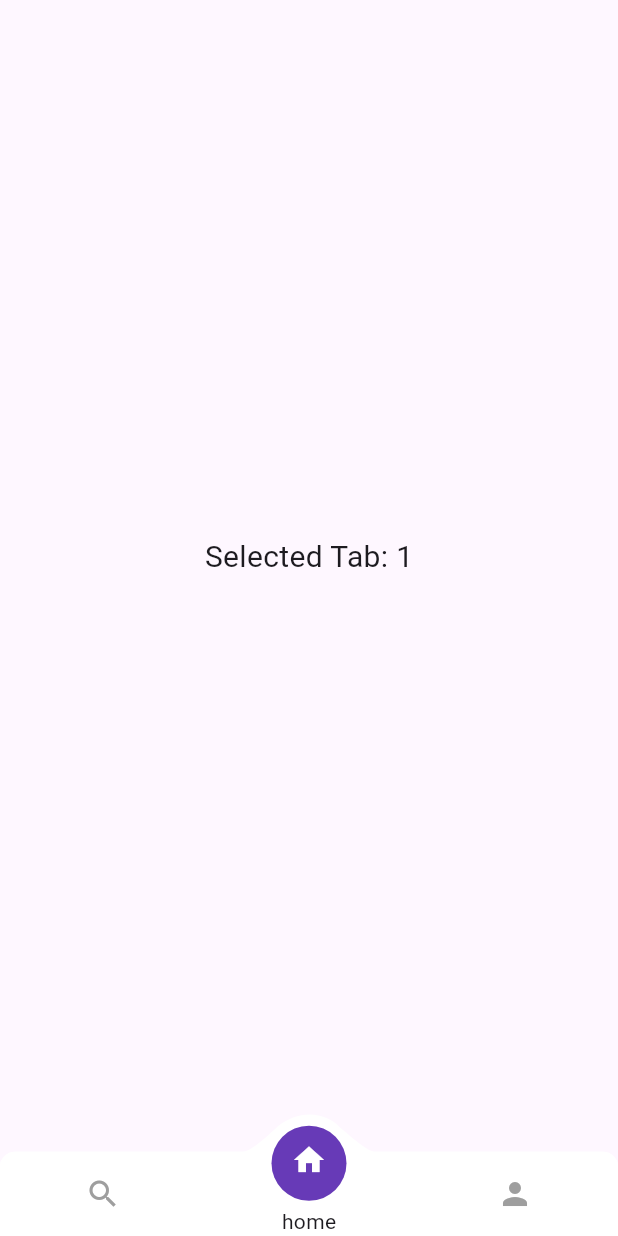
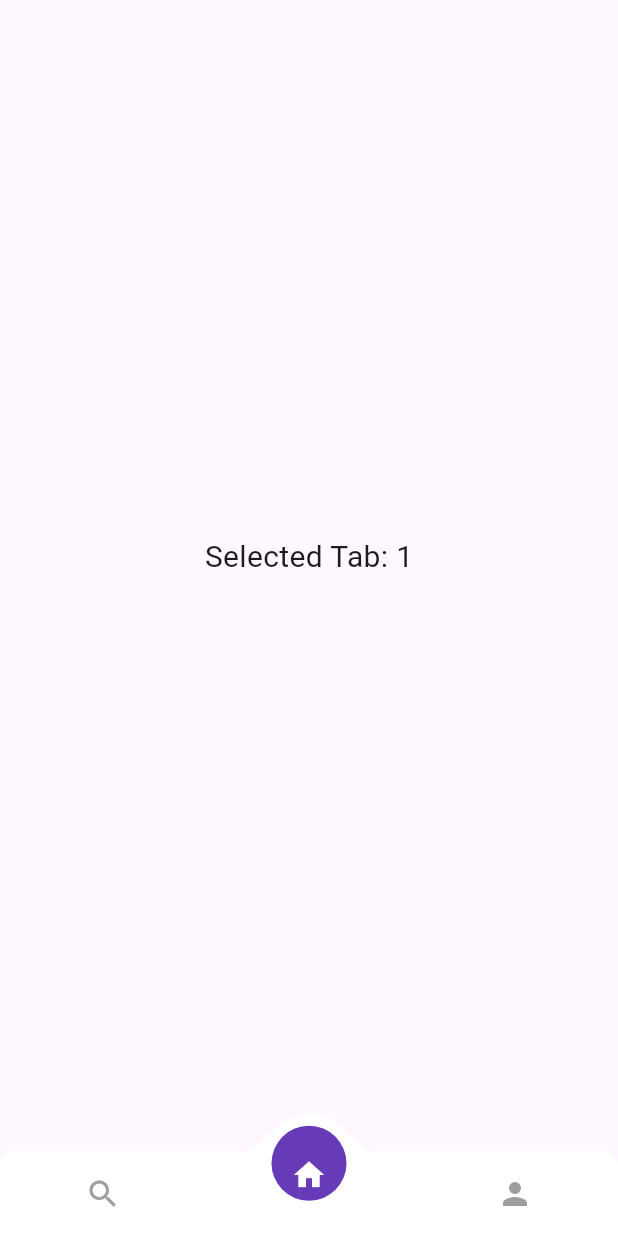
Before and after one commit to AymanProjects/Molten_NavigationBar_Flutter, a Flutter app: the screen it shows after launch, item 2 of the bottom bar chosen, on a phone screen of 412 x 824 dp. Run offline on Flutter 3.47's test engine with Material 3 defaults, Android fonts, the phone set to English and light mode, and no system bars.

Commit message:
add customization for title of the MoltenTap

```diff
--- a/lib/molten_navigationbar_flutter.dart
+++ b/lib/molten_navigationbar_flutter.dart
@@ -34,6 +34,18 @@ class MoltenBottomNavigationBar extends StatelessWidget {
 
   /// The currently selected tab
   final int selectedIndex;
+
+  /// Shows tab title of [MoltenTab]
+  final bool showTapTitles;
+
+  /// [TextStyle] for the tab title of [MoltenTab]
+  final TextStyle? tapTitleTextStyle;
+
+  /// [Color] for the tab title of [MoltenTab] when selected
+  final Color? tapTitleSelectedColor;
+
+  /// [Color] for the tab title of [MoltenTab] when not selected
+  final Color? tapTitleUnSelectedColor;
 
   /// A callback function that will be triggered whenever a [MoltenTab] is clicked, and will return it's index.
   final Function(int index) onTabChange;
@@ -78,6 +90,10 @@ class MoltenBottomNavigationBar extends StatelessWidget {
     this.borderColor,
     this.borderSize = 0,
     this.borderRaduis,
+    this.showTapTitles = false,
+    this.tapTitleTextStyle,
+    this.tapTitleSelectedColor,
+    this.tapTitleUnSelectedColor,
   }) : super(key: key);
 
   @override
@@ -101,6 +117,8 @@ class MoltenBottomNavigationBar extends StatelessWidget {
       assert(domeCircleSize <= (barHeight + domeHeight),
           'domeCircleSize must be less than or equal to (barHeight + domeHeight)');
       final selectedTab = tabs[selectedIndex];
+      final theme = Theme.of(context);
+
       return Container(
         height: barHeight + domeHeight,
         margin: margin,
@@ -175,8 +193,18 @@ class MoltenBottomNavigationBar extends StatelessWidget {
                         circleSize: domeCircleSize,
                       ),
                     ),
-                    // const SizedBox(height: 8),
-                    if (isSelected && title != null) title,
+                    if (showTapTitles && title != null) ...[
+                      Material(
+                        textStyle: tapTitleTextStyle ??
+                            theme.textTheme.labelMedium?.copyWith(
+                              color: isSelected
+                                  ? tapTitleSelectedColor ?? Colors.black
+                                  : tapTitleUnSelectedColor ?? Colors.grey,
+                            ),
+                        child: title,
+                      ),
+                      const SizedBox(height: 4),
+                    ],
                   ],
                 ),
               );
@@ -232,19 +260,21 @@ class _MoltenTabWrapper extends StatelessWidget {
   final bool isSelected;
   final Function onTab;
   final double circleSize;
+
   _MoltenTabWrapper({
     required this.tab,
     required this.isSelected,
     required this.onTab,
     required this.circleSize,
   });
+
   @override
   Widget build(BuildContext context) {
     return IconTheme(
       data: IconThemeData(
         color: isSelected
-            ? tab.selectedColor ?? Colors.white
-            : tab.unselectedColor ?? Colors.grey,
+            ? tab.iconSelectedColor ?? Colors.white
+            : tab.iconUnselectedColor ?? Colors.grey,
       ),
       child: Container(
         height: circleSize,
@@ -274,21 +304,21 @@ class MoltenTab {
   /// The [icon] color when the tab is selected
   ///
   /// White if not set
-  final Color? selectedColor;
+  final Color? iconSelectedColor;
 
   /// The [icon] color when the tab is unselected
   ///
   /// Grey if not set
-  final Color? unselectedColor;
+  final Color? iconUnselectedColor;
 
   /// This represents each tab in the navigation bar.
   ///
   /// [icon] must not be null
   MoltenTab({
     required this.icon,
-    this.selectedColor,
+    this.iconSelectedColor,
     this.title,
-    this.unselectedColor,
+    this.iconUnselectedColor,
   });
 }
 
@@ -296,6 +326,7 @@ class _MoltenDome extends StatelessWidget {
   final Color color;
   final double height;
   final double width;
+
   _MoltenDome({
     required this.color,
     required this.height,
@@ -317,6 +348,7 @@ class _MoltenDome extends StatelessWidget {
 
 class _DomePainter extends CustomPainter {
   final Color color;
+
   _DomePainter({
     required this.color,
   });
```
Also changed, not shown: example/pubspec.lock, pubspec.lock.
